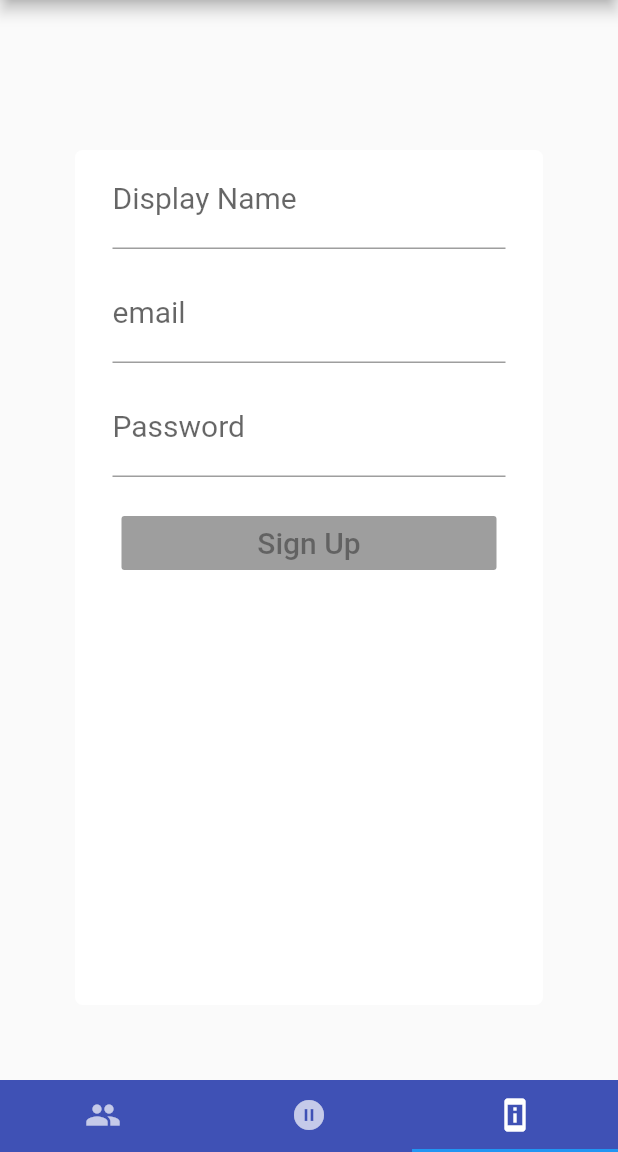
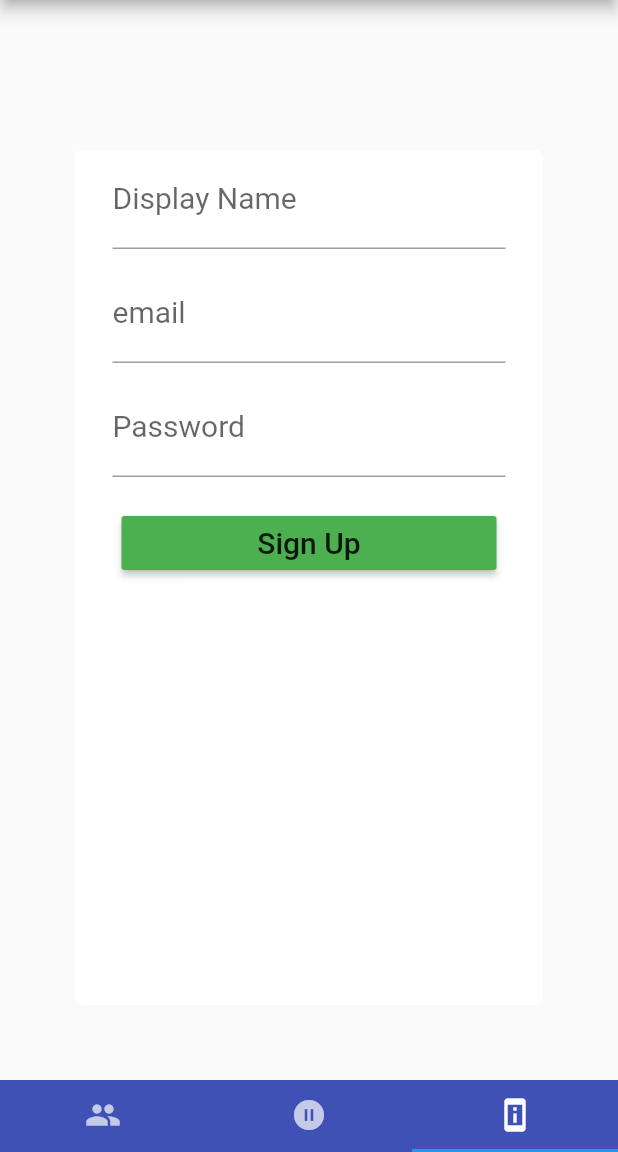
Before and after one commit to bingobailey/bike_demo_before_androidx_conv, a Flutter app: the screen it shows after launch, item 3 of the bottom bar chosen, on a phone screen of 412 x 824 dp, the part 84-1236 px from its top. Run offline on Flutter 3.47's test engine with Material 2 defaults, Android fonts, the phone set to English and light mode, and no system bars; our stand-ins replace firebase_auth, firebase_database, firebase_messaging, google_sign_in, location; accounts and stored records are empty.

Commit message:
added progress indicator upon pressing button

```diff
--- a/lib/widgets/createaccount.dart
+++ b/lib/widgets/createaccount.dart
@@ -28,6 +28,7 @@ class _CreateAccountWidgetState extends State<CreateAccountWidget> {
   final GlobalKey<FormState> _formKey = new GlobalKey<FormState>();
   _AccountData _accountData = new _AccountData();
   Credentials _credentials = new Credentials();
+  bool _isLoading=false;
 
 
 //                ********** Build Methods ************
@@ -64,7 +65,7 @@ class _CreateAccountWidgetState extends State<CreateAccountWidget> {
                   new SizedBox( height: 10.0,),
                   buildPasswordField(),
                   new SizedBox( height: 20.0,),
-                  buildSignUpButton(),
+                  buildActionButton(),
                 ],
               ),
           ),
@@ -152,20 +153,24 @@ class _CreateAccountWidgetState extends State<CreateAccountWidget> {
 */
 
 
- // Build login button
+Widget buildActionButton() {
+
+  return (_isLoading ? new CircularProgressIndicator():buildSignUpButton());
+
+}
+
+ // Build SignUp button
   Widget buildSignUpButton() {
     return new Container(
           width: 250.0,
          child:  new RaisedButton(
           color: Colors.green,
             child: new Text("Sign Up", style: new TextStyle( fontSize: 20.0),),
-            onPressed: null /*_onSignUpPressed*/,
-
+            onPressed: _onSignUpPressed,
         ),
 
       );
   }
-
 
 
 
@@ -177,6 +182,12 @@ class _CreateAccountWidgetState extends State<CreateAccountWidget> {
 
     // First validate form, then save if OK
     if (this._formKey.currentState.validate()) {
+
+      // Setloading to true, and refresh the screen so the progress indicator shows up
+      setState(() {
+        _isLoading=true;
+       });
+
       _formKey.currentState.save(); // This executes the onSave: methods on each field
 
       print('Printing account data.');
@@ -189,7 +200,15 @@ class _CreateAccountWidgetState extends State<CreateAccountWidget> {
         email: _accountData.email,
         password: _accountData.password,
         username: _accountData.username).then( (value) {
+
+            // We've returned so set loading to false and refresh the screen
+            setState(() {
+              _isLoading=false;
+            });
+
             print("returned from create account: ${value.toString()}");
+
+            // TODO:  We should transition to another page from here
 
         });
 
--- a/lib/widgets/loginfirebase.dart
+++ b/lib/widgets/loginfirebase.dart
@@ -156,6 +156,8 @@ class _LoginFirebaseWidgetState extends State<LoginFirebaseWidget> {
   }
 
 
+  // TODO:  Add circular indicator upon pressing Login button.  See create Account
+
   // Build login button
   Widget buildLoginButton() {
     return new Container(
```
